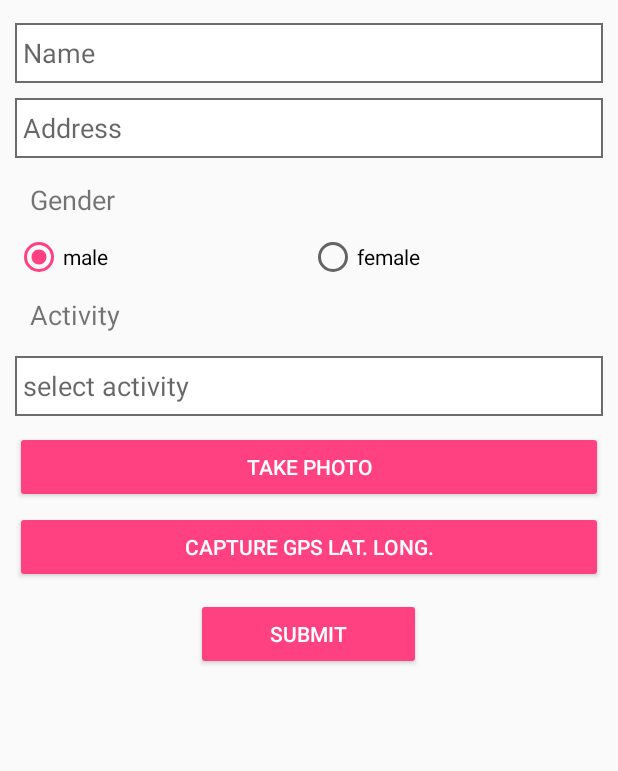
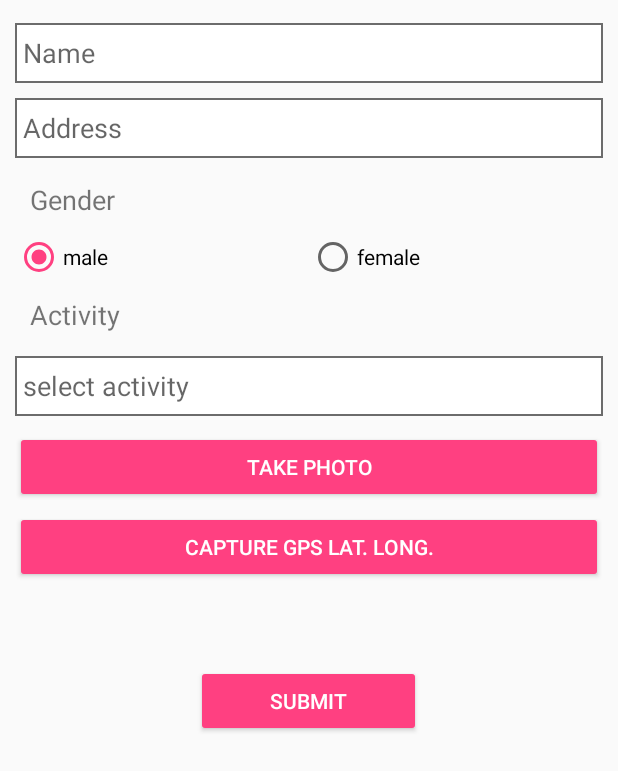
Before and after one commit to vishal901/visdemo, an Android app: the layout activity_adddata.xml on its own in the app's theme, with its tools: preview values and no code run, on a phone screen of 412 x 824 dp. Shown: the top 771 px of the screen. Run offline under Robolectric (Android 15) with nearby library versions, the phone set to English and light mode, and no system bars.

Commit message:
change 5 final

```diff
--- /dev/null
+++ b/app/src/main/java/com/vishalandroid/visdemo/SplashActivity.java
@@ -0,0 +1,40 @@
+package com.vishalandroid.visdemo;
+
+import android.content.Intent;
+import android.os.Bundle;
+import android.os.Handler;
+import android.support.annotation.Nullable;
+import android.support.v7.app.AppCompatActivity;
+import android.view.Window;
+
+/**
+ * Created by vishal on 23/9/16.
+ */
+public class SplashActivity  extends AppCompatActivity{
+    private static int SPLASH_TIME_OUT = 3000;
+
+    @Override
+    protected void onCreate(@Nullable Bundle savedInstanceState) {
+        super.onCreate(savedInstanceState);
+        setContentView(R.layout.activity_splash);
+
+        new Handler().postDelayed(new Runnable() {
+
+            /*
+             * Showing splash screen with a timer. This will be useful when you
+             * want to show case your app logo / company
+             */
+
+            @Override
+            public void run() {
+                // This method will be executed once the timer is over
+                // Start your app main activity
+                Intent i = new Intent(SplashActivity.this, MainActivity.class);
+                startActivity(i);
+
+                // close this activity
+                finish();
+            }
+        }, SPLASH_TIME_OUT);
+    }
+}
--- a/app/src/main/res/layout/activity_adddata.xml
+++ b/app/src/main/res/layout/activity_adddata.xml
@@ -106,6 +106,15 @@
                 android:layout_marginTop="5dp"
                 android:text="Capture GPS Lat. Long." />
 
+
+            <TextView
+                android:id="@+id/txt_latlong"
+                android:layout_width="match_parent"
+                android:layout_height="wrap_content"
+                android:padding="10dp"
+                android:layout_marginTop="5dp"
+                android:textSize="14sp" />
+
             <Button
                 android:id="@+id/btnsubmit"
                 style="@style/Base.Widget.AppCompat.Button.Colored"
--- a/app/src/main/res/values/styles.xml
+++ b/app/src/main/res/values/styles.xml
@@ -8,4 +8,9 @@
         <item name="colorAccent">@color/colorAccent</item>
     </style>
 
+    <style name="AppTheme.NoActionBar">
+        <item name="android:windowActionBar">false</item>
+        <item name="android:windowNoTitle">true</item>
+    </style>
+
 </resources>
```
Also changed, not shown: app/src/main/AndroidManifest.xml (+26 -14 lines), app/src/main/java/com/vishalandroid/visdemo/AddDataActivity.java (+31 -8 lines), app/src/main/res/layout/activity_splash.xml (added, +15 -0 lines), app/src/main/res/drawable/icon.png (added), app/src/main/res/mipmap-hdpi/demo.png (added), app/src/main/res/mipmap-mdpi/demo.png (added), app/src/main/res/mipmap-xhdpi/demo.png (added), app/src/main/res/mipmap-xxhdpi/demo.png (added), app/src/main/res/mipmap-xxxhdpi/demo.png (added).
